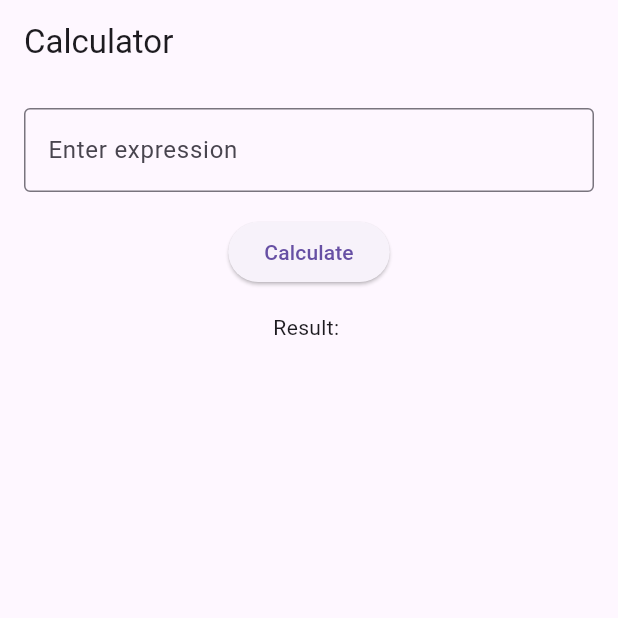
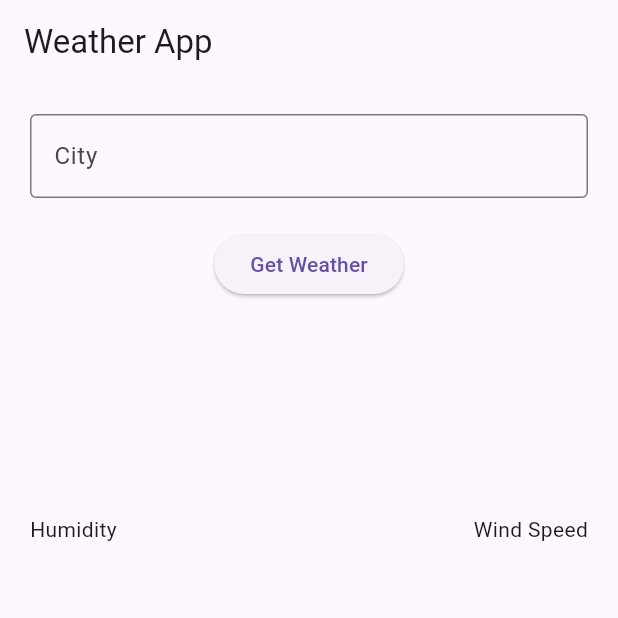
Before and after one commit to tarun225601-star/Vizia-app, a Flutter app: the screen it shows after launch, on a phone screen of 412 x 824 dp, the top half of it. Run offline on Flutter 3.47's test engine with Material 3 defaults, Android fonts, the phone set to English and light mode, and no system bars.

Commit message:
AI Agent auto-commit safe single-file lib/main.dart

```diff
--- a/lib/main.dart
+++ b/lib/main.dart
@@ -1,4 +1,6 @@
+import 'dart:convert';
 import 'package:flutter/material.dart';
+import 'package:http/http.dart' as http;
 
 void main() {
   runApp(const MyApp());
@@ -10,80 +12,111 @@ class MyApp extends StatelessWidget {
   @override
   Widget build(BuildContext context) {
     return const MaterialApp(
-      title: 'Calculator App',
-      home: CalculatorPage(),
+      title: 'Weather App',
+      home: WeatherHomePage(),
     );
   }
 }
 
-class CalculatorPage extends StatefulWidget {
-  const CalculatorPage({Key? key}) : super(key: key);
+class WeatherHomePage extends StatefulWidget {
+  const WeatherHomePage({Key? key}) : super(key: key);
 
   @override
-  State<CalculatorPage> createState() => _CalculatorPageState();
+  State<WeatherHomePage> createState() => _WeatherHomePageState();
 }
 
-class _CalculatorPageState extends State<CalculatorPage> {
-  final _controller = TextEditingController();
-  double? _result;
+class _WeatherHomePageState extends State<WeatherHomePage> {
+  final _cityController = TextEditingController();
+  String _weatherDescription = '';
+  String _temperature = '';
+  String _humidity = '';
+  String _windSpeed = '';
+  String _error = '';
+
+  Future<void> _getWeather() async {
+    final response = await http.get(Uri.parse(
+        'https://api.openweathermap.org/data/2.5/weather?q=${_cityController.text}&appid=YOUR_API_KEY&units=metric'));
+
+    if (response.statusCode == 200) {
+      final jsonData = jsonDecode(response.body);
+      setState(() {
+        _weatherDescription = jsonData['weather'][0]['description'];
+        _temperature = '${jsonData['main']['temp']}Â°C';
+        _humidity = '${jsonData['main']['humidity']}%';
+        _windSpeed = '${jsonData['wind']['speed']} m/s';
+        _error = '';
+      });
+    } else {
+      setState(() {
+        _error = 'Failed to get weather data';
+      });
+    }
+  }
 
   @override
   Widget build(BuildContext context) {
     return Scaffold(
       appBar: AppBar(
-        title: const Text('Calculator'),
+        title: const Text('Weather App'),
       ),
       body: Padding(
-        padding: const EdgeInsets.all(16.0),
+        padding: const EdgeInsets.all(20.0),
         child: Column(
           children: [
             TextField(
-              controller: _controller,
+              controller: _cityController,
               decoration: const InputDecoration(
+                labelText: 'City',
                 border: OutlineInputBorder(),
-                labelText: 'Enter expression',
               ),
             ),
-            const SizedBox(height: 16),
+            const SizedBox(height: 20),
             ElevatedButton(
-              onPressed: () {
-                try {
-                  _result = eval(_controller.text);
-                  setState(() {});
-                } catch (e) {
-                  _result = null;
-                  setState(() {});
-                }
-              },
-              child: const Text('Calculate'),
+              onPressed: _getWeather,
+              child: const Text('Get Weather'),
             ),
-            const SizedBox(height: 16),
-            Text(_result != null ? 'Result: $_result' : 'Result: ')
+            const SizedBox(height: 20),
+            Text(
+              _weatherDescription,
+              style: const TextStyle(fontSize: 24),
+            ),
+            const SizedBox(height: 10),
+            Text(
+              _temperature,
+              style: const TextStyle(fontSize: 48),
+            ),
+            const SizedBox(height: 10),
+            Row(
+              mainAxisAlignment: MainAxisAlignment.spaceBetween,
+              children: [
+                Column(
+                  children: [
+                    const Text('Humidity'),
+                    Text(
+                      _humidity,
+                      style: const TextStyle(fontSize: 24),
+                    ),
+                  ],
+                ),
+                Column(
+                  children: [
+                    const Text('Wind Speed'),
+                    Text(
+                      _windSpeed,
+                      style: const TextStyle(fontSize: 24),
+                    ),
+                  ],
+                ),
+              ],
+            ),
+            const SizedBox(height: 20),
+            Text(
+              _error,
+              style: const TextStyle(color: Colors.red),
+            ),
           ],
         ),
       ),
     );
   }
-
-  double eval(String expression) {
-    // Implement your calculator logic here
-    // For simplicity, let's assume we only support addition and subtraction
-    final parts = expression.split('+');
-    if (parts.length > 1) {
-      double sum = 0;
-      for (var part in parts) {
-        sum += double.parse(part);
-      }
-      return sum;
-    }
-    parts = expression.split('-');
-    if (parts.length > 1) {
-      double diff = double.parse(parts[0]);
-      for (var i = 1; i < parts.length; i++) {
-        diff -= double.parse(parts[i]);
-      }
-      return diff;
-    }
-    throw Exception('Unsupported operation');
-  }
 }
```
